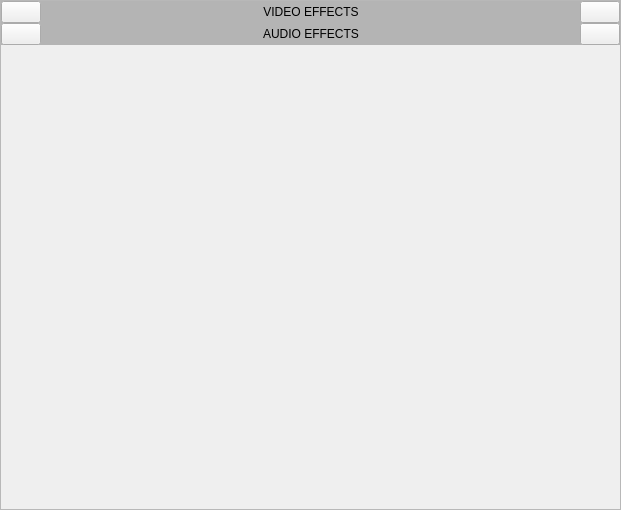
Old version of the form panels/effectcontrols.ui in the repository olive-editor/olive.
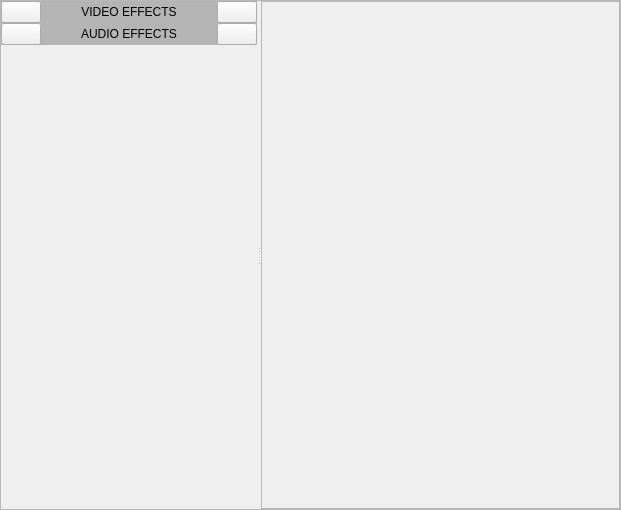
New version of the form. Icons and pictures are not drawn. Custom widgets are drawn as their Qt base class.

Commit message: started frontend for effect keyframes

```diff
--- a/panels/effectcontrols.ui
+++ b/panels/effectcontrols.ui
@@ -23,7 +23,7 @@
    <string>Effect Controls</string>
   </property>
   <widget class="QWidget" name="dockWidgetContents">
-   <layout class="QVBoxLayout" name="verticalLayout">
+   <layout class="QVBoxLayout" name="verticalLayout_7">
     <property name="spacing">
      <number>0</number>
     </property>
@@ -53,7 +53,32 @@
          <height>489</height>
         </rect>
        </property>
-       <layout class="QVBoxLayout" name="verticalLayout_2">
+       <layout class="QVBoxLayout" name="verticalLayout_8">
+        <property name="spacing">
+         <number>0</number>
+        </property>
+        <property name="leftMargin">
+         <number>0</number>
+        </property>
+        <property name="topMargin">
+         <number>0</number>
+        </property>
+        <property name="rightMargin">
+         <number>0</number>
+        </property>
+        <property name="bottomMargin">
+         <number>0</number>
+        </property>
+        <item>
+         <widget class="QSplitter" name="splitter">
+          <property name="orientation">
+           <enum>Qt::Horizontal</enum>
+          </property>
+          <property name="childrenCollapsible">
+           <bool>false</bool>
+          </property>
+          <widget class="QWidget" name="effects_area" native="true">
+           <layout class="QVBoxLayout" name="verticalLayout">
         <property name="spacing">
          <number>0</number>
         </property>
@@ -374,11 +399,89 @@
         </item>
        </layout>
       </widget>
-     </widget>
-    </item>
+          <widget class="QScrollArea" name="scrollArea_2">
+           <property name="sizePolicy">
+            <sizepolicy hsizetype="Expanding" vsizetype="Expanding">
+             <horstretch>1</horstretch>
+             <verstretch>0</verstretch>
+            </sizepolicy>
+           </property>
+           <property name="widgetResizable">
+            <bool>true</bool>
+           </property>
+           <widget class="QWidget" name="scrollAreaWidgetContents_2">
+            <property name="geometry">
+             <rect>
+              <x>0</x>
+              <y>0</y>
+              <width>388</width>
+              <height>487</height>
+             </rect>
+            </property>
+            <layout class="QVBoxLayout" name="verticalLayout_2">
+             <property name="spacing">
+              <number>0</number>
+             </property>
+             <property name="leftMargin">
+              <number>0</number>
+             </property>
+             <property name="topMargin">
+              <number>0</number>
+             </property>
+             <property name="rightMargin">
+              <number>0</number>
+             </property>
+             <property name="bottomMargin">
+              <number>0</number>
+             </property>
+             <item>
+              <widget class="TimelineHeader" name="headers" native="true">
+               <property name="sizePolicy">
+                <sizepolicy hsizetype="Preferred" vsizetype="Maximum">
+                 <horstretch>0</horstretch>
+                 <verstretch>0</verstretch>
+                </sizepolicy>
+               </property>
+               <property name="minimumSize">
+                <size>
+                 <width>0</width>
+                 <height>15</height>
+                </size>
+               </property>
+               <property name="focusPolicy">
+                <enum>Qt::ClickFocus</enum>
+               </property>
+              </widget>
+             </item>
+             <item>
+              <widget class="KeyframeView" name="keyframeView" native="true"/>
+             </item>
    </layout>
   </widget>
  </widget>
+         </widget>
+        </item>
+       </layout>
+      </widget>
+     </widget>
+    </item>
+   </layout>
+  </widget>
+ </widget>
+ <customwidgets>
+  <customwidget>
+   <class>KeyframeView</class>
+   <extends>QWidget</extends>
+   <header>ui/keyframeview.h</header>
+   <container>1</container>
+  </customwidget>
+  <customwidget>
+   <class>TimelineHeader</class>
+   <extends>QWidget</extends>
+   <header>ui/timelineheader.h</header>
+   <container>1</container>
+  </customwidget>
+ </customwidgets>
  <resources/>
  <connections/>
 </ui>
```
Lines whose indentation alone changed are shown as unchanged. The commit also changes 43 other files.
